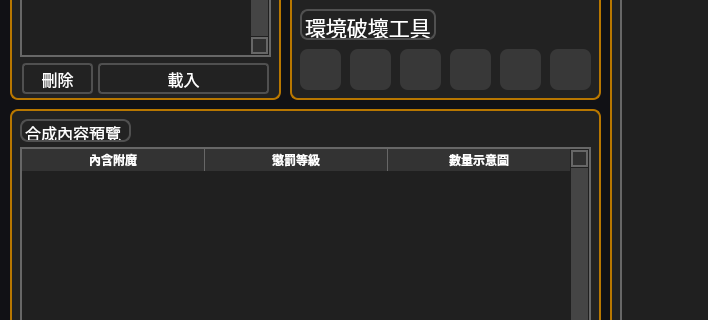
Qt form ui/mainMenu.ui (Remintonnn/anvilMan) before a commit; both pictures show x 0 to 708 and y 334 to 654 of the 910 by 862 pixel window.
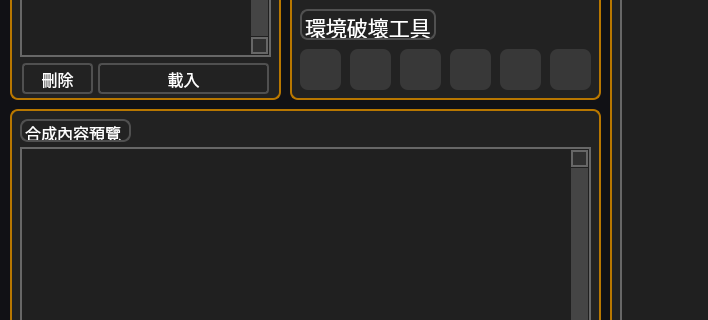
The same form after that commit. Icons and pictures are not drawn.

Commit message: migrate pendingTable to QTableView

```diff
--- a/ui/mainMenu.ui
+++ b/ui/mainMenu.ui
@@ -1346,7 +1346,7 @@
       <string>&lt;html&gt;&lt;head/&gt;&lt;body&gt;&lt;p&gt;&lt;span style=&quot; font-size:12pt;&quot;&gt;合成內容預覽&lt;/span&gt;&lt;/p&gt;&lt;/body&gt;&lt;/html&gt;</string>
      </property>
     </widget>
-    <widget class="QTableWidget" name="pendingBookTable">
+    <widget class="QTableView" name="pendingBookTable">
      <property name="geometry">
       <rect>
        <x>10</x>
@@ -1382,33 +1382,21 @@
      <property name="selectionMode">
       <enum>QAbstractItemView::NoSelection</enum>
      </property>
-     <attribute name="horizontalHeaderVisible">
-      <bool>true</bool>
-     </attribute>
-     <attribute name="horizontalHeaderCascadingSectionResizes">
-      <bool>false</bool>
-     </attribute>
      <attribute name="horizontalHeaderDefaultSectionSize">
+      <number>1</number>
+     </attribute>
+     <attribute name="horizontalHeaderHighlightSections">
+      <bool>false</bool>
+     </attribute>
+     <attribute name="horizontalHeaderMinimumSectionSize">
       <number>183</number>
      </attribute>
      <attribute name="verticalHeaderVisible">
       <bool>false</bool>
      </attribute>
-     <column>
-      <property name="text">
-       <string>內含附魔</string>
-      </property>
-     </column>
-     <column>
-      <property name="text">
-       <string>懲罰等級</string>
-      </property>
-     </column>
-     <column>
-      <property name="text">
-       <string>數量示意圖</string>
-      </property>
-     </column>
+     <attribute name="verticalHeaderDefaultSectionSize">
+      <number>0</number>
+     </attribute>
     </widget>
     <widget class="QPushButton" name="calculateInstructionButton">
      <property name="enabled">
```
The commit also changes 3 other files.
